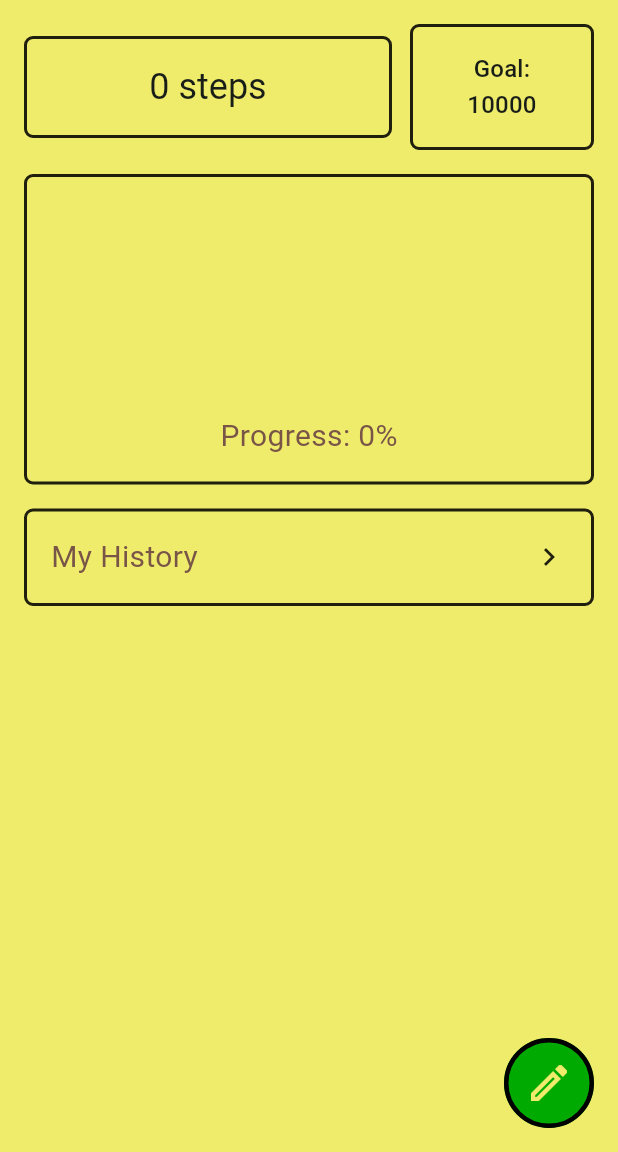
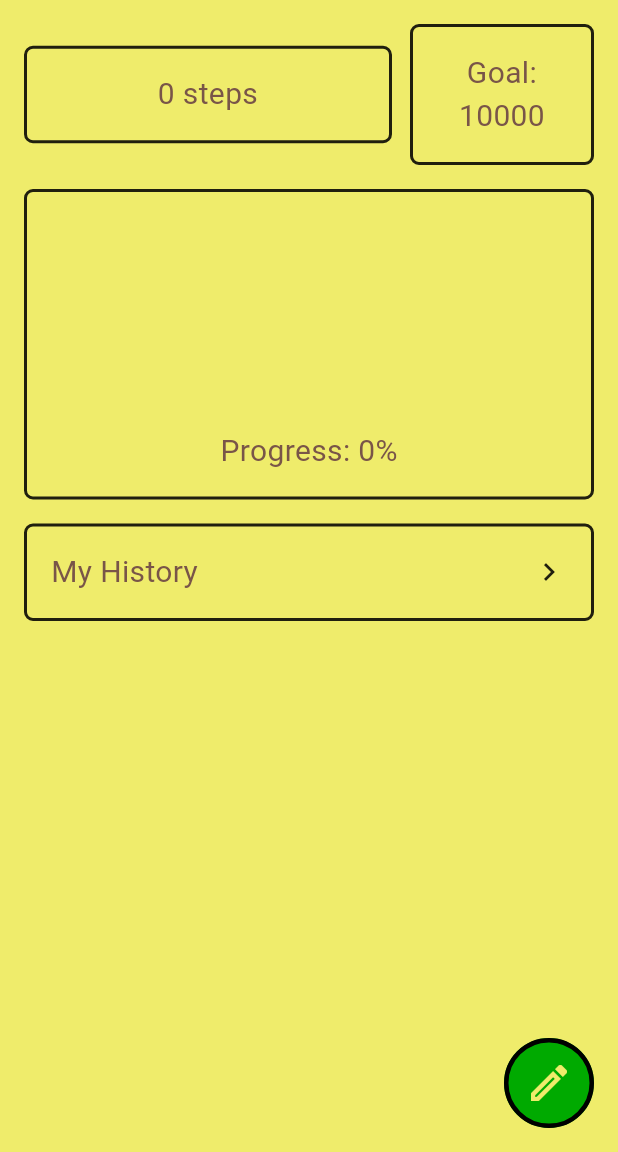
Before and after one commit to ThisIsMeem/leg-miserables, a Flutter app: the screen it shows after launch, on a phone screen of 412 x 824 dp, the part 84-1236 px from its top. Run offline on Flutter 3.47's test engine with Material 3 defaults, Android fonts, the phone set to English and light mode, and no system bars; our stand-ins replace fl_chart, pedometer, sqflite, sqflite_common_ffi; accounts and stored records are empty.

Commit message:
Added theming to step display

```diff
--- a/lib/widgets/step_display.dart
+++ b/lib/widgets/step_display.dart
@@ -29,7 +29,7 @@ class StepDisplay extends StatelessWidget {
                 child: Center(
                   child: Text(
                     '$steps steps',
-                    style: Theme.of(context).textTheme.headlineSmall,
+                    style: Theme.of(context).textTheme.bodyMedium,
                     textAlign: TextAlign.center,
                   ),
                 ),
@@ -41,7 +41,7 @@ class StepDisplay extends StatelessWidget {
                 child: Center(
                   child: Text(
                     'Goal: $goal',
-                    style: Theme.of(context).textTheme.titleMedium,
+                    style: Theme.of(context).textTheme.bodyMedium,
                     textAlign: TextAlign.center,
                   ),
                 ),
@@ -63,8 +63,8 @@ class StepDisplay extends StatelessWidget {
                   strokeWidth: 10,
                 ),
               ),
-              const SizedBox(height: 12),
-              Text('Progress: ${progressPercent.toStringAsFixed(0)}%'),
+              SizedBox(height: 12),
+              Text('Progress: ${progressPercent.toStringAsFixed(0)}%', style:Theme.of(context).textTheme.bodyMedium),
             ],
           ),
         ),
```
